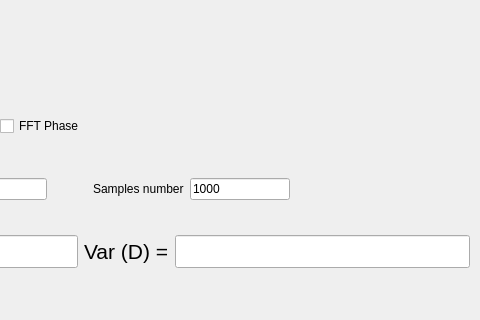
surtweig/kpi-assignments, file realtime/dsp/dsplab1/mainwindow.ui: the form before one commit; both pictures show x 341 to 821 and y 375 to 695 of the 1132 by 695 pixel window.
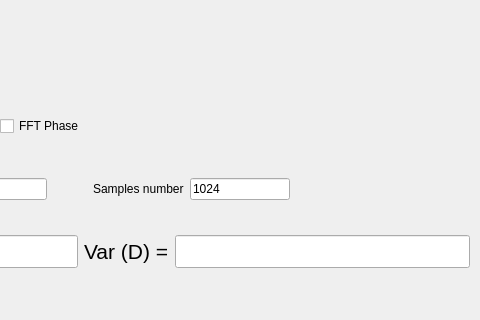
The form after the commit.

Patch:
```diff
--- a/realtime/dsp/dsplab1/mainwindow.ui
+++ b/realtime/dsp/dsplab1/mainwindow.ui
@@ -202,7 +202,7 @@
              </size>
             </property>
             <property name="text">
-             <string>1000</string>
+             <string>1024</string>
             </property>
            </widget>
           </item>
```
